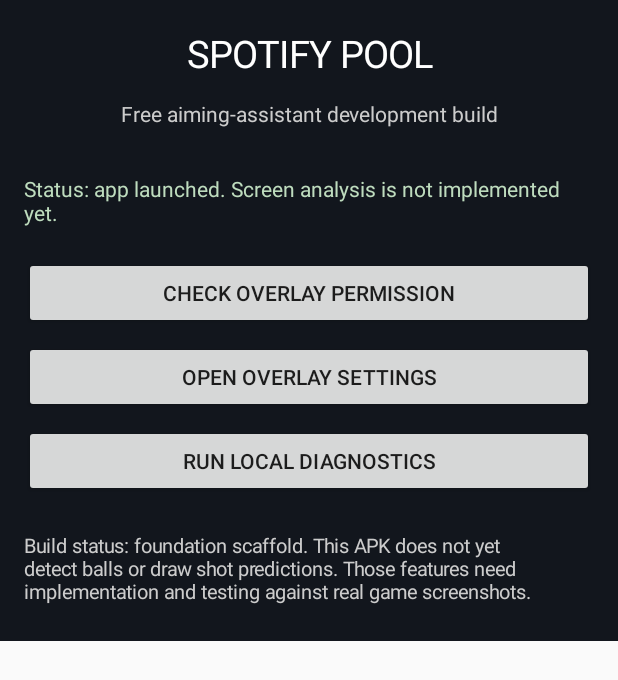
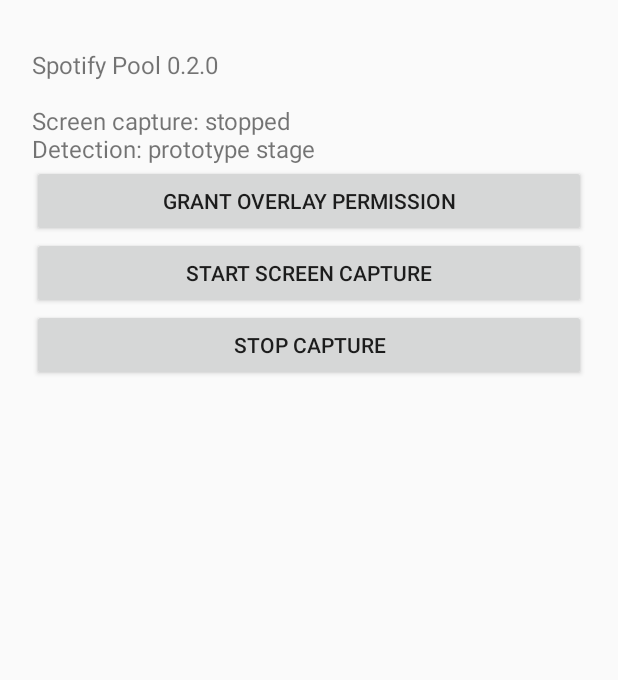
Before and after one commit to ContagiousAids/Spotify-Pool, an Android app: the screen it shows after launch (MainActivity), on a phone screen of 412 x 824 dp. Shown: the top 680 px of the screen. Run offline under Robolectric (Android 15) with nearby library versions, the phone set to English and light mode, and no system bars.

Commit message:
Add screen capture service - v0.2.0

```diff
--- a/app/src/main/java/com/ollfx/spotifypool/MainActivity.kt
+++ b/app/src/main/java/com/ollfx/spotifypool/MainActivity.kt
@@ -2,106 +2,68 @@ package com.ollfx.spotifypool
 
 import android.app.Activity
 import android.content.Intent
-import android.graphics.Color
+import android.media.projection.MediaProjectionManager
 import android.net.Uri
+import android.os.Build
 import android.os.Bundle
 import android.provider.Settings
-import android.view.Gravity
-import android.view.ViewGroup
 import android.widget.Button
 import android.widget.LinearLayout
-import android.widget.ScrollView
 import android.widget.TextView
 
 class MainActivity : Activity() {
     private lateinit var status: TextView
+    private val captureRequest = 4102
 
     override fun onCreate(savedInstanceState: Bundle?) {
         super.onCreate(savedInstanceState)
-
-        val content = LinearLayout(this).apply {
+        val layout = LinearLayout(this).apply {
             orientation = LinearLayout.VERTICAL
-            setPadding(24, 28, 24, 24)
-            setBackgroundColor(Color.rgb(18, 22, 29))
+            setPadding(32, 48, 32, 32)
         }
-
-        val title = TextView(this).apply {
-            text = "SPOTIFY POOL"
-            textSize = 25f
-            setTextColor(Color.WHITE)
-            gravity = Gravity.CENTER
+        status = TextView(this).apply {
+            textSize = 16f
+            text = "Spotify Pool 0.2.0\n\nScreen capture: stopped\nDetection: prototype stage"
         }
-        content.addView(title, matchWrap())
-
-        val subtitle = TextView(this).apply {
-            text = "Free aiming-assistant development build"
-            textSize = 14f
-            setTextColor(Color.LTGRAY)
-            gravity = Gravity.CENTER
-            setPadding(0, 8, 0, 22)
+        val overlay = Button(this).apply {
+            text = "Grant overlay permission"
+            setOnClickListener {
+                startActivity(Intent(Settings.ACTION_MANAGE_OVERLAY_PERMISSION,
+                    Uri.parse("package:$packageName")))
+            }
         }
-        content.addView(subtitle, matchWrap())
-
-        status = TextView(this).apply {
-            textSize = 14f
-            setTextColor(Color.rgb(190, 220, 190))
-            text = "Status: app launched. Screen analysis is not implemented yet."
-            setPadding(0, 12, 0, 18)
+        val start = Button(this).apply {
+            text = "Start screen capture"
+            setOnClickListener {
+                val manager = getSystemService(MEDIA_PROJECTION_SERVICE) as MediaProjectionManager
+                startActivityForResult(manager.createScreenCaptureIntent(), captureRequest)
+            }
         }
-        content.addView(status, matchWrap())
-
-        content.addView(actionButton("Check overlay permission") {
-            val allowed = Settings.canDrawOverlays(this)
-            status.text = if (allowed) {
-                "Overlay permission: granted"
-            } else {
-                "Overlay permission: not granted. Tap the next button to open Android settings."
-            }
-        }, matchWrap())
-
-        content.addView(actionButton("Open overlay settings") {
-            if (!Settings.canDrawOverlays(this)) {
-                val intent = Intent(
-                    Settings.ACTION_MANAGE_OVERLAY_PERMISSION,
-                    Uri.parse("package:$packageName")
-                )
-                startActivity(intent)
-            } else {
-                status.text = "Overlay permission is already granted."
-            }
-        }, matchWrap())
-
-        content.addView(actionButton("Run local diagnostics") {
-            status.text = buildString {
-                appendLine("Diagnostics")
-                appendLine("Android: ${android.os.Build.VERSION.RELEASE} (API ${android.os.Build.VERSION.SDK_INT})")
-                appendLine("Package: $packageName")
-                appendLine("Overlay permission: ${Settings.canDrawOverlays(this@MainActivity)}")
-                appendLine("Screen capture: not started")
-                appendLine("Table / ball detection: not implemented")
-                appendLine("Trajectory engine: not implemented")
-            }
-        }, matchWrap())
-
-        val note = TextView(this).apply {
-            text = "\nBuild status: foundation scaffold. This APK does not yet detect balls or draw shot predictions. Those features need implementation and testing against real game screenshots."
-            textSize = 13f
-            setTextColor(Color.LTGRAY)
+        val stop = Button(this).apply {
+            text = "Stop capture"
+            setOnClickListener { startService(Intent(this@MainActivity, CaptureService::class.java).setAction(CaptureService.ACTION_STOP)) }
         }
-        content.addView(note, matchWrap())
-
-        val scroll = ScrollView(this).apply { addView(content) }
-        setContentView(scroll)
+        layout.addView(status); layout.addView(overlay); layout.addView(start); layout.addView(stop)
+        setContentView(layout)
     }
 
-    private fun actionButton(label: String, action: () -> Unit): Button =
-        Button(this).apply {
-            text = label
-            setOnClickListener { action() }
+    override fun onActivityResult(requestCode: Int, resultCode: Int, data: Intent?) {
+        super.onActivityResult(requestCode, resultCode, data)
+        if (requestCode == captureRequest && resultCode == RESULT_OK && data != null) {
+            val service = Intent(this, CaptureService::class.java).apply {
+                action = CaptureService.ACTION_START
+                putExtra(CaptureService.EXTRA_RESULT_CODE, resultCode)
+                putExtra(CaptureService.EXTRA_DATA, data)
+            }
+            if (Build.VERSION.SDK_INT >= 26) startForegroundService(service) else startService(service)
+            status.text = "Spotify Pool 0.2.0\n\nScreen capture: starting\nDetection: prototype stage"
         }
+    }
 
-    private fun matchWrap() = LinearLayout.LayoutParams(
-        ViewGroup.LayoutParams.MATCH_PARENT,
-        ViewGroup.LayoutParams.WRAP_CONTENT
-    ).apply { bottomMargin = 12 }
+    override fun onResume() {
+        super.onResume()
+        if (::status.isInitialized && Settings.canDrawOverlays(this)) {
+            status.text = "Spotify Pool 0.2.0\n\nOverlay permission: granted or not required\nCapture: use Start screen capture"
+        }
+    }
 }
--- a/gradle.properties
+++ b/gradle.properties
@@ -1,3 +1,3 @@
-org.gradle.jvmargs=-Xmx2g -Dfile.encoding=UTF-8
+org.gradle.jvmargs=-Xmx3g -Dfile.encoding=UTF-8
 android.useAndroidX=true
 kotlin.code.style=official
```
Also changed, not shown: app/build.gradle.kts (+3 -16 lines), app/src/main/AndroidManifest.xml (+6 -8 lines), app/src/main/java/com/ollfx/spotifypool/CaptureService.kt (added, +125 -0 lines), settings.gradle.kts (+2 -7 lines), 2 other files.
